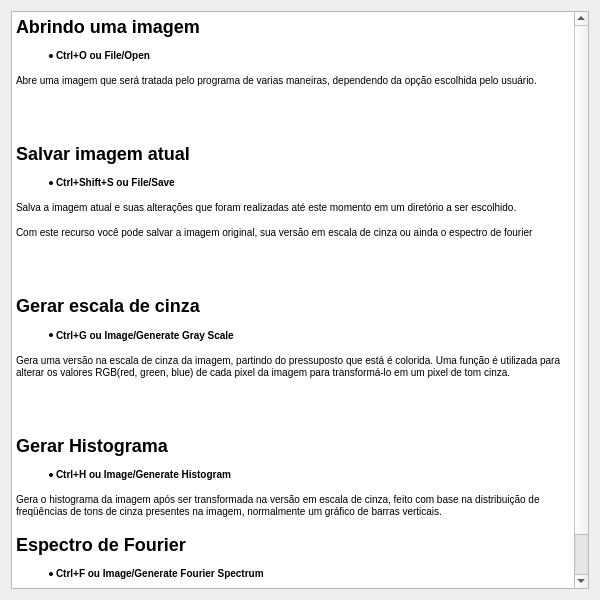
Qt form src/help.ui (xjunior/blind-chameleon) before a commit.
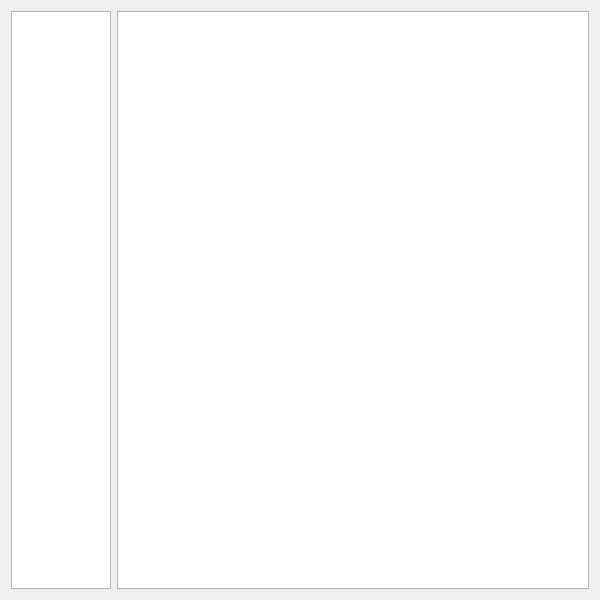
The same form after that commit.

Commit message: Improving help pages

```diff
--- a/src/help.ui
+++ b/src/help.ui
@@ -49,36 +49,36 @@
   </property>
   <layout class="QHBoxLayout" >
    <item>
-    <widget class="QTextEdit" name="textEdit" >
-     <property name="readOnly" >
-      <bool>true</bool>
+    <widget class="QListWidget" name="helpList" >
+     <property name="maximumSize" >
+      <size>
+       <width>100</width>
+       <height>16777215</height>
+      </size>
      </property>
-     <property name="html" >
-      <string>&lt;html>&lt;head>&lt;meta name="qrichtext" content="1" />&lt;title>Image Editor Help&lt;/title>&lt;style type="text/css">
-p, li { white-space: pre-wrap; }
-&lt;/style>&lt;/head>&lt;body style=" font-family:'Sans Serif'; font-size:9pt; font-weight:400; font-style:normal;">
-&lt;p style=" margin-top:16px; margin-bottom:12px; margin-left:0px; margin-right:0px; -qt-block-indent:0; text-indent:0px; font-size:x-large; font-weight:600;">&lt;span style=" font-size:x-large;">Abrindo uma imagem&lt;/span>&lt;/p>
-&lt;ul style="-qt-list-indent: 1;">&lt;li style=" margin-top:12px; margin-bottom:0px; margin-left:0px; margin-right:0px; -qt-block-indent:0; text-indent:0px;">&lt;span style=" font-size:small; font-weight:600;">Ctrl+O ou File/Open&lt;/span>&lt;/li>&lt;/ul>
-&lt;p style=" margin-top:12px; margin-bottom:0px; margin-left:0px; margin-right:0px; -qt-block-indent:0; text-indent:0px;">&lt;span style=" font-size:small;">Abre uma imagem que será tratada pelo programa de varias maneiras, dependendo da opção escolhida pelo usuário.&lt;/span>&lt;/p>
-&lt;p style=" margin-top:12px; margin-bottom:0px; margin-left:0px; margin-right:0px; -qt-block-indent:0; text-indent:0px;">&lt;br />&lt;/p>
-&lt;p style=" margin-top:16px; margin-bottom:12px; margin-left:0px; margin-right:0px; -qt-block-indent:0; text-indent:0px; font-size:x-large; font-weight:600;">&lt;span style=" font-size:x-large;">Salvar imagem atual&lt;/span>&lt;/p>
-&lt;ul style="-qt-list-indent: 1;">&lt;li style=" margin-top:12px; margin-bottom:0px; margin-left:0px; margin-right:0px; -qt-block-indent:0; text-indent:0px;">&lt;span style=" font-size:small; font-weight:600; color:#000000;">Ctrl+Shift+S ou File/Save&lt;/span>&lt;/li>&lt;/ul>
-&lt;p style=" margin-top:12px; margin-bottom:0px; margin-left:0px; margin-right:0px; -qt-block-indent:0; text-indent:0px;">&lt;span style=" font-size:small;">Salva a imagem atual e suas alterações que foram realizadas até este momento em um diretório a ser escolhido.&lt;/span>&lt;/p>
-&lt;p style=" margin-top:12px; margin-bottom:0px; margin-left:0px; margin-right:0px; -qt-block-indent:0; text-indent:0px;">&lt;span style=" font-size:small;">Com este recurso você pode salvar a imagem original, sua versão em escala de cinza ou ainda o espectro de fourier&lt;/span>&lt;/p>
-&lt;p style=" margin-top:12px; margin-bottom:0px; margin-left:0px; margin-right:0px; -qt-block-indent:0; text-indent:0px;">&lt;br />&lt;/p>
-&lt;p style=" margin-top:16px; margin-bottom:12px; margin-left:0px; margin-right:0px; -qt-block-indent:0; text-indent:0px; font-size:x-large; font-weight:600;">&lt;span style=" font-size:x-large;">Gerar escala de cinza&lt;/span>&lt;/p>
-&lt;ul style="-qt-list-indent: 1;">&lt;li style=" margin-top:12px; margin-bottom:0px; margin-left:0px; margin-right:0px; -qt-block-indent:0; text-indent:0px;">&lt;span style=" font-size:small; font-weight:600;">Ctrl+G ou Image/Generate Gray Scale&lt;/span> &lt;/li>&lt;/ul>
-&lt;p style=" margin-top:12px; margin-bottom:0px; margin-left:0px; margin-right:0px; -qt-block-indent:0; text-indent:0px;">&lt;span style=" font-size:small; color:#000000;">Gera uma versão na escala de cinza da imagem, partindo do pressuposto que está é colorida. Uma função é utilizada para alterar os valores RGB(red, green, blue) de cada pixel da imagem para transformá-lo em um pixel de tom cinza.&lt;/span>&lt;/p>
-&lt;p style=" margin-top:12px; margin-bottom:0px; margin-left:0px; margin-right:0px; -qt-block-indent:0; text-indent:0px;">&lt;br />&lt;/p>
-&lt;p style=" margin-top:16px; margin-bottom:12px; margin-left:0px; margin-right:0px; -qt-block-indent:0; text-indent:0px; font-size:x-large; font-weight:600;">&lt;span style=" font-size:x-large;">Gerar Histograma&lt;/span>&lt;/p>
-&lt;ul style="-qt-list-indent: 1;">&lt;li style=" margin-top:12px; margin-bottom:0px; margin-left:0px; margin-right:0px; -qt-block-indent:0; text-indent:0px;">&lt;span style=" font-size:small; font-weight:600; color:#000000;">Ctrl+H ou Image/Generate Histogram&lt;/span>&lt;/li>&lt;/ul>
-&lt;p style=" margin-top:12px; margin-bottom:0px; margin-left:0px; margin-right:0px; -qt-block-indent:0; text-indent:0px;">&lt;span style=" font-size:small;">Gera o histograma da imagem após ser transformada na versão em escala de cinza, feito com base na distribuição de freqüências de tons de cinza presentes na imagem, normalmente um gráfico de barras verticais.&lt;/span>&lt;/p>
-&lt;p style=" margin-top:16px; margin-bottom:12px; margin-left:0px; margin-right:0px; -qt-block-indent:0; text-indent:0px; font-size:x-large; font-weight:600;">&lt;span style=" font-size:x-large;">Espectro de Fourier&lt;/span>&lt;/p>
-&lt;ul style="-qt-list-indent: 1;">&lt;li style=" margin-top:12px; margin-bottom:0px; margin-left:0px; margin-right:0px; -qt-block-indent:0; text-indent:0px;">&lt;span style=" font-size:small; font-weight:600; color:#000000;">Ctrl+F ou Image/Generate Fourier Spectrum&lt;/span>&lt;/li>&lt;/ul>
-&lt;p style=" margin-top:12px; margin-bottom:0px; margin-left:0px; margin-right:0px; -qt-block-indent:0; text-indent:0px;">&lt;span style=" font-size:small;">Gera o espectro de Fourier da imagem atual utilizando uma função que aplica a transformada de Fourier em uma imagem de duas dimensões. O espectro de Fourier é o gráfico da magnitude versus freqüência, aonde a freqüência corresponde a freqüência na forma de senos e cosenos.&lt;/span>&lt;/p>&lt;/body>&lt;/html></string>
+     <property name="iconSize" >
+      <size>
+       <width>50</width>
+       <height>50</height>
+      </size>
+     </property>
+     <property name="movement" >
+      <enum>QListView::Static</enum>
+     </property>
+     <property name="flow" >
+      <enum>QListView::TopToBottom</enum>
+     </property>
+     <property name="spacing" >
+      <number>12</number>
+     </property>
+     <property name="viewMode" >
+      <enum>QListView::IconMode</enum>
      </property>
     </widget>
    </item>
+   <item>
+    <widget class="QTextBrowser" name="helpBrowser" />
+   </item>
   </layout>
  </widget>
  <resources/>
```
Left out of the diff: 21 changed lines with no effect on the pictures. The commit also changes 14 other files.
